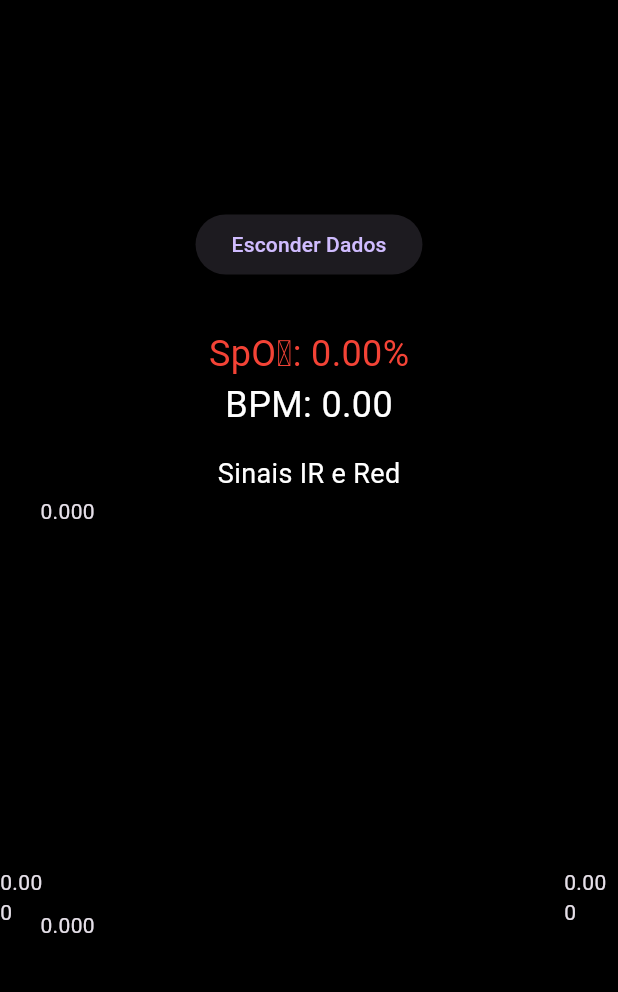
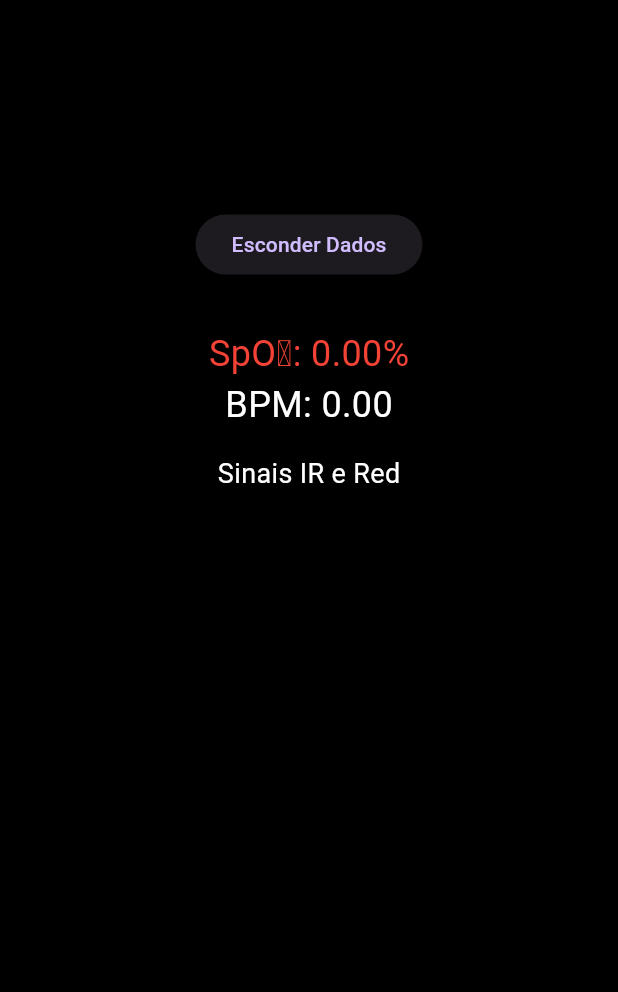
Before and after one commit to Martins-Lucaas/IB2-project, a Flutter app: the screen it shows after launch, after a tap on "Mostrar Dados", on a phone screen of 412 x 824 dp, the part 84-1076 px from its top. Run offline on Flutter 3.47's test engine with Material 3 defaults, Android fonts, the phone set to English and light mode, and no system bars; drawn by our look-alikes of fl_chart; network calls fail.

Commit message:
Trabalho 4
aplicativo buildado

```diff
--- a/Trabalhos/Trabalho 4/oxi_app/oxi_app/lib/main.dart
+++ b/Trabalhos/Trabalho 4/oxi_app/oxi_app/lib/main.dart
@@ -35,7 +35,9 @@ class DataAcquisitionState extends ChangeNotifier {
   List<double> timestamps = [];
   double spo2 = 0.0; // Valor de SpO2 que será atualizado a cada 10 segundos
   final int maxDataPoints = 100; // Limite de 100 pontos
+  // ignore: unused_field
   Timer? _dataTimer; // Timer para controlar a coleta de dados
+  // ignore: unused_field
   Timer? _spo2Timer; // Timer para atualizar o SpO2 a cada 10 segundos
 
   DataAcquisitionState() {
@@ -68,10 +70,9 @@ class DataAcquisitionState extends ChangeNotifier {
 
           notifyListeners();
         } else {
-          print('Erro na resposta HTTP: ${response.statusCode}');
         }
+      // ignore: empty_catches
       } catch (e) {
-        print('Erro ao fazer requisição HTTP: $e');
       }
     });
   }
@@ -115,14 +116,14 @@ class DataAcquisitionState extends ChangeNotifier {
     // Calcular o intervalo de tempo entre picos consecutivos
     List<double> peakIntervals = [];
     for (int i = 1; i < peakIndexes.length; i++) {
-      peakIntervals.add(timestamps[peakIndexes[i]] - timestamps[peakIndexes[i - 1]]);
+      peakIntervals.add(timestamps[peakIndexes[i]] - timestamps[peakIndexes[i -1]]);
     }
 
     // Média dos intervalos entre picos
     double avgPeakInterval = peakIntervals.reduce((a, b) => a + b) / peakIntervals.length;
 
     // Calcular BPM
-    double bpm = 60 / avgPeakInterval; // Convertendo para BPM
+    double bpm = 80 / avgPeakInterval; // Convertendo para BPM
     return bpm;
   }
 
@@ -219,9 +220,9 @@ class _HomeScreenState extends State<HomeScreen> {
                   ),
                   const SizedBox(height: 16),
                   // Gráfico único para IR e Red
-                  Text(
+                  const Text(
                     'Sinais IR e Red',
-                    style: const TextStyle(fontSize: 18, color: Colors.white),
+                    style: TextStyle(fontSize: 18, color: Colors.white),
                   ),
                   SizedBox(
                     height: 300,
@@ -237,7 +238,7 @@ class _HomeScreenState extends State<HomeScreen> {
                           color: Colors.red,
                           barWidth: 2,
                           belowBarData: BarAreaData(show: false),
-                          dotData: FlDotData(show: false), // Desabilitar pontos no gráfico
+                          dotData: const FlDotData(show: false), // Desabilitar pontos no gráfico
                         ),
                         // Linha para o sinal Vermelho (Red)
                         LineChartBarData(
@@ -247,9 +248,24 @@ class _HomeScreenState extends State<HomeScreen> {
                           color: Colors.blue,
                           barWidth: 2,
                           belowBarData: BarAreaData(show: false),
-                          dotData: FlDotData(show: false), // Desabilitar pontos no gráfico
+                          dotData: const FlDotData(show: false), // Desabilitar pontos no gráfico
                         ),
                       ],
+                      titlesData: const FlTitlesData(
+                        show: true,
+                        bottomTitles: AxisTitles(
+                          sideTitles: SideTitles(showTitles: false),
+                        ),
+                        leftTitles: AxisTitles(
+                          sideTitles: SideTitles(showTitles: false),
+                        ),
+                        rightTitles: AxisTitles(
+                          sideTitles: SideTitles(showTitles: false),
+                        ),
+                        topTitles: AxisTitles(
+                          sideTitles: SideTitles(showTitles: false),
+                        ),
+                      ),
                     )),
                   ),
                 ],
```
Also changed, not shown: Trabalhos/Trabalho 4/oxi_app/oxi_app/lib/login_page.dart (deleted, +0 -91 lines), 2 other files.
